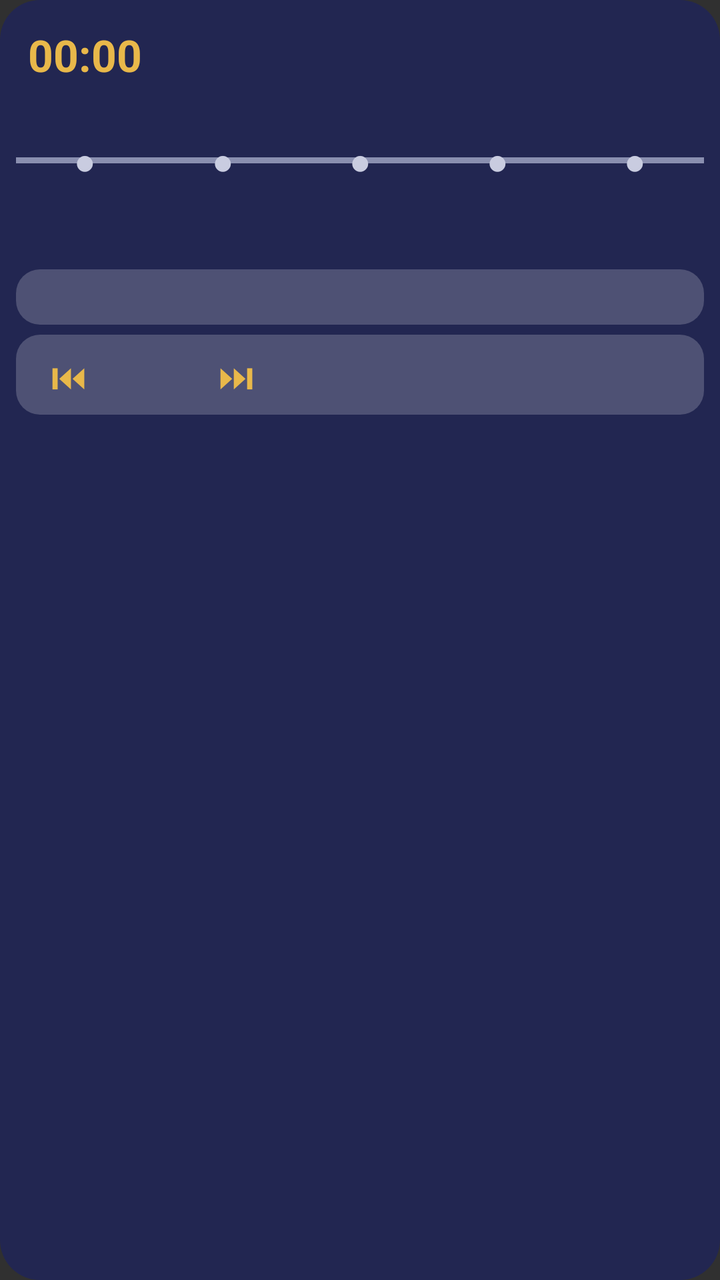
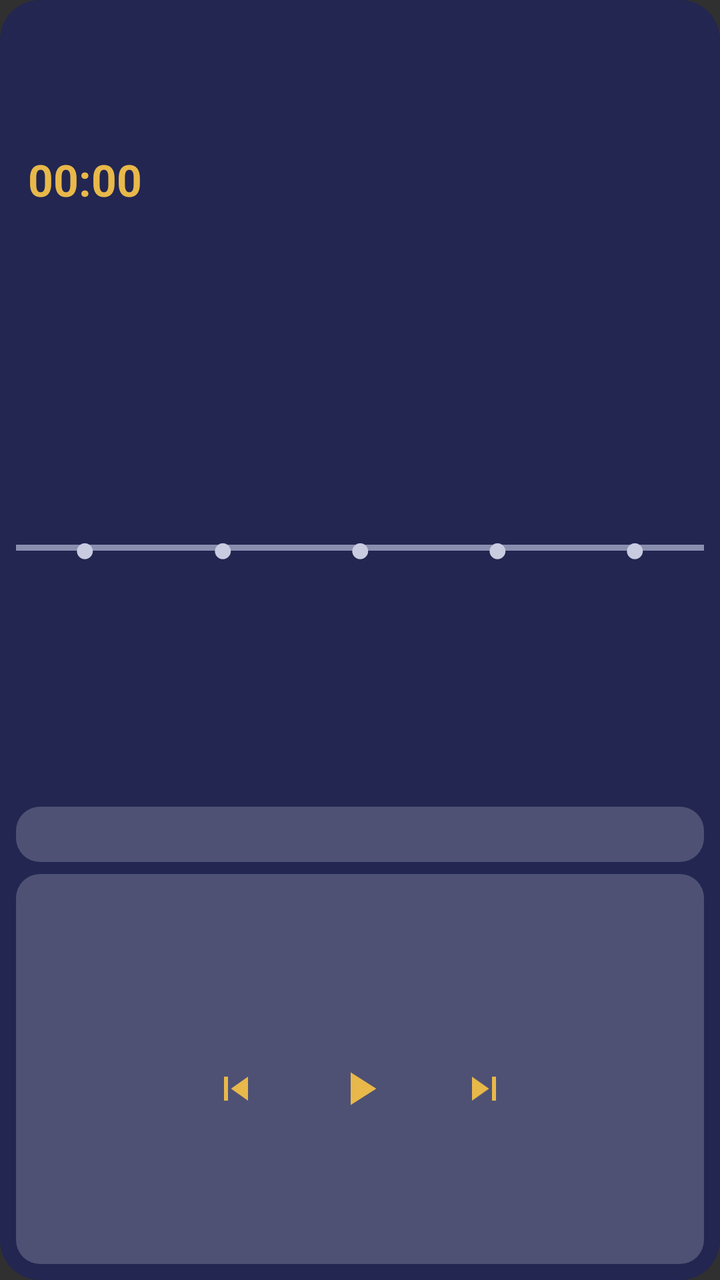

Screens rendered from an Android XML layout before and after an edit, with the pre-edit source and the edit as a unified diff.
<!-- AndroidManifest.xml: application theme android:Theme.Material.NoActionBar -->
<!-- res/layout/widget_prayer.xml -->
<?xml version="1.0" encoding="utf-8"?>
<LinearLayout xmlns:android="http://schemas.android.com/apk/res/android"
    android:id="@+id/w_root"
    android:layout_width="match_parent"
    android:layout_height="match_parent"
    android:background="@drawable/widget_bg"
    android:orientation="vertical"
    android:padding="8dp">

    
    <LinearLayout
        android:layout_width="match_parent"
        android:layout_height="wrap_content"
        android:layout_marginStart="6dp"
        android:layout_marginEnd="6dp"
        android:gravity="center_vertical"
        android:layoutDirection="rtl"
        android:orientation="horizontal">

        <TextView
            android:id="@+id/w_day"
            android:layout_width="wrap_content"
            android:layout_height="wrap_content"
            android:textColor="#FFFFFFFF"
            android:textSize="40sp"
            android:textStyle="bold" />

        <LinearLayout
            android:layout_width="0dp"
            android:layout_height="wrap_content"
            android:layout_weight="1"
            android:layout_marginStart="10dp"
            android:orientation="vertical">

            <TextView
                android:id="@+id/w_date"
                android:layout_width="wrap_content"
                android:layout_height="wrap_content"
                android:singleLine="true"
                android:textColor="#FFFFFFFF"
                android:textSize="15sp" />

            <TextView
                android:id="@+id/w_hijri"
                android:layout_width="wrap_content"
                android:layout_height="wrap_content"
                android:singleLine="true"
                android:textColor="#FFE9DDBB"
                android:textSize="14sp" />
        </LinearLayout>

        <LinearLayout
            android:layout_width="wrap_content"
            android:layout_height="wrap_content"
            android:gravity="center_horizontal"
            android:layoutDirection="ltr"
            android:orientation="vertical">

            <Chronometer
                android:id="@+id/w_clock"
                android:layout_width="wrap_content"
                android:layout_height="wrap_content"
                android:textColor="#FFE8B84A"
                android:textSize="22sp"
                android:textStyle="bold" />

            <TextView
                android:id="@+id/w_until"
                android:layout_width="wrap_content"
                android:layout_height="wrap_content"
                android:singleLine="true"
                android:textColor="#FFB8C2DC"
                android:textSize="11sp" />
        </LinearLayout>
    </LinearLayout>

    
    <LinearLayout
        android:layout_width="match_parent"
        android:layout_height="wrap_content"
        android:layout_marginTop="6dp"
        android:layoutDirection="rtl"
        android:orientation="horizontal">

        <LinearLayout
            android:layout_width="0dp"
            android:layout_height="wrap_content"
            android:layout_weight="1"
            android:gravity="center_horizontal"
            android:orientation="vertical">

            <FrameLayout
                android:layout_width="match_parent"
                android:layout_height="26dp">

                <ImageView
                    android:id="@+id/w_l0"
                    android:layout_width="match_parent"
                    android:layout_height="3dp"
                    android:layout_gravity="center_vertical"
                    android:background="#FF8A8FB0" />

                <TextView
                    android:id="@+id/w_d0"
                    android:layout_width="wrap_content"
                    android:layout_height="wrap_content"
                    android:layout_gravity="center"
                    android:text="●"
                    android:textColor="#FFC9CCE0"
                    android:textSize="18sp" />
            </FrameLayout>

            <TextView
                android:id="@+id/w_n0"
                android:layout_width="wrap_content"
                android:layout_height="wrap_content"
                android:singleLine="true"
                android:textColor="#FFB8C2DC"
                android:textSize="14sp" />

            <TextView
                android:id="@+id/w_t0"
                android:layout_width="wrap_content"
                android:layout_height="wrap_content"
                android:singleLine="true"
                android:textColor="#FFB8C2DC"
                android:textSize="12sp" />
        </LinearLayout>

        <LinearLayout
            android:layout_width="0dp"
            android:layout_height="wrap_content"
            android:layout_weight="1"
            android:gravity="center_horizontal"
            android:orientation="vertical">

            <FrameLayout
                android:layout_width="match_parent"
                android:layout_height="26dp">

                <ImageView
                    android:id="@+id/w_l1"
                    android:layout_width="match_parent"
                    android:layout_height="3dp"
                    android:layout_gravity="center_vertical"
                    android:background="#FF8A8FB0" />

                <TextView
                    android:id="@+id/w_d1"
                    android:layout_width="wrap_content"
                    android:layout_height="wrap_content"
                    android:layout_gravity="center"
                    android:text="●"
                    android:textColor="#FFC9CCE0"
                    android:textSize="18sp" />
            </FrameLayout>

            <TextView
                android:id="@+id/w_n1"
                android:layout_width="wrap_content"
                android:layout_height="wrap_content"
                android:singleLine="true"
                android:textColor="#FFB8C2DC"
                android:textSize="14sp" />

            <TextView
                android:id="@+id/w_t1"
                android:layout_width="wrap_content"
                android:layout_height="wrap_content"
                android:singleLine="true"
                android:textColor="#FFB8C2DC"
                android:textSize="12sp" />
        </LinearLayout>

        <LinearLayout
            android:layout_width="0dp"
            android:layout_height="wrap_content"
            android:layout_weight="1"
            android:gravity="center_horizontal"
            android:orientation="vertical">

            <FrameLayout
                android:layout_width="match_parent"
                android:layout_height="26dp">

                <ImageView
                    android:id="@+id/w_l2"
                    android:layout_width="match_parent"
                    android:layout_height="3dp"
                    android:layout_gravity="center_vertical"
                    android:background="#FF8A8FB0" />

                <TextView
                    android:id="@+id/w_d2"
                    android:layout_width="wrap_content"
                    android:layout_height="wrap_content"
                    android:layout_gravity="center"
                    android:text="●"
                    android:textColor="#FFC9CCE0"
                    android:textSize="18sp" />
            </FrameLayout>

            <TextView
                android:id="@+id/w_n2"
                android:layout_width="wrap_content"
                android:layout_height="wrap_content"
                android:singleLine="true"
                android:textColor="#FFB8C2DC"
                android:textSize="14sp" />

            <TextView
                android:id="@+id/w_t2"
                android:layout_width="wrap_content"
                android:layout_height="wrap_content"
                android:singleLine="true"
                android:textColor="#FFB8C2DC"
                android:textSize="12sp" />
        </LinearLayout>

        <LinearLayout
            android:layout_width="0dp"
            android:layout_height="wrap_content"
            android:layout_weight="1"
            android:gravity="center_horizontal"
            android:orientation="vertical">

            <FrameLayout
                android:layout_width="match_parent"
                android:layout_height="26dp">

                <ImageView
                    android:id="@+id/w_l3"
                    android:layout_width="match_parent"
                    android:layout_height="3dp"
                    android:layout_gravity="center_vertical"
                    android:background="#FF8A8FB0" />

                <TextView
                    android:id="@+id/w_d3"
                    android:layout_width="wrap_content"
                    android:layout_height="wrap_content"
                    android:layout_gravity="center"
                    android:text="●"
                    android:textColor="#FFC9CCE0"
                    android:textSize="18sp" />
            </FrameLayout>

            <TextView
                android:id="@+id/w_n3"
                android:layout_width="wrap_content"
                android:layout_height="wrap_content"
                android:singleLine="true"
                android:textColor="#FFB8C2DC"
                android:textSize="14sp" />

            <TextView
                android:id="@+id/w_t3"
                android:layout_width="wrap_content"
                android:layout_height="wrap_content"
                android:singleLine="true"
                android:textColor="#FFB8C2DC"
                android:textSize="12sp" />
        </LinearLayout>

        <LinearLayout
            android:layout_width="0dp"
            android:layout_height="wrap_content"
            android:layout_weight="1"
            android:gravity="center_horizontal"
            android:orientation="vertical">

            <FrameLayout
                android:layout_width="match_parent"
                android:layout_height="26dp">

                <ImageView
                    android:id="@+id/w_l4"
                    android:layout_width="match_parent"
                    android:layout_height="3dp"
                    android:layout_gravity="center_vertical"
                    android:background="#FF8A8FB0" />

                <TextView
                    android:id="@+id/w_d4"
                    android:layout_width="wrap_content"
                    android:layout_height="wrap_content"
                    android:layout_gravity="center"
                    android:text="●"
                    android:textColor="#FFC9CCE0"
                    android:textSize="18sp" />
            </FrameLayout>

            <TextView
                android:id="@+id/w_n4"
                android:layout_width="wrap_content"
                android:layout_height="wrap_content"
                android:singleLine="true"
                android:textColor="#FFB8C2DC"
                android:textSize="14sp" />

            <TextView
                android:id="@+id/w_t4"
                android:layout_width="wrap_content"
                android:layout_height="wrap_content"
                android:singleLine="true"
                android:textColor="#FFB8C2DC"
                android:textSize="12sp" />
        </LinearLayout>
    </LinearLayout>

    
    <LinearLayout
        android:layout_width="match_parent"
        android:layout_height="wrap_content"
        android:layout_marginTop="6dp"
        android:background="@drawable/widget_bar"
        android:gravity="center_vertical"
        android:layoutDirection="rtl"
        android:orientation="horizontal"
        android:paddingStart="12dp"
        android:paddingTop="5dp"
        android:paddingEnd="12dp"
        android:paddingBottom="5dp">

        <TextView
            android:id="@+id/w_sun"
            android:layout_width="0dp"
            android:layout_height="wrap_content"
            android:layout_weight="1"
            android:singleLine="true"
            android:textColor="#FFD5D9EC"
            android:textSize="13sp" />

        <TextView
            android:id="@+id/w_city"
            android:layout_width="wrap_content"
            android:layout_height="wrap_content"
            android:singleLine="true"
            android:textColor="#FFD5D9EC"
            android:textSize="13sp" />
    </LinearLayout>

    
    <LinearLayout
        android:layout_width="match_parent"
        android:layout_height="wrap_content"
        android:layout_marginTop="5dp"
        android:background="@drawable/widget_bar"
        android:gravity="center_vertical"
        android:layoutDirection="ltr"
        android:orientation="horizontal"
        android:paddingStart="6dp"
        android:paddingTop="2dp"
        android:paddingEnd="12dp"
        android:paddingBottom="2dp">

        <TextView
            android:id="@+id/w_prev"
            android:layout_width="40dp"
            android:layout_height="36dp"
            android:gravity="center"
            android:text="⏮"
            android:textColor="#FFE8B84A"
            android:textSize="18sp" />

        <TextView
            android:id="@+id/w_play"
            android:layout_width="44dp"
            android:layout_height="36dp"
            android:gravity="center"
            android:textColor="#FFE8B84A"
            android:textSize="22sp"
            android:textStyle="bold" />

        <TextView
            android:id="@+id/w_next"
            android:layout_width="40dp"
            android:layout_height="36dp"
            android:gravity="center"
            android:text="⏭"
            android:textColor="#FFE8B84A"
            android:textSize="18sp" />

        <TextView
            android:id="@+id/w_station"
            android:layout_width="0dp"
            android:layout_height="wrap_content"
            android:layout_weight="1"
            android:gravity="end"
            android:singleLine="true"
            android:textColor="#FFD5D9EC"
            android:textSize="13sp" />
    </LinearLayout>
</LinearLayout>
<!-- resources referenced by this layout -->
<resources>
  <!-- drawable widget_bar (drawable) -->
  <?xml version="1.0" encoding="utf-8"?>
  <shape xmlns:android="http://schemas.android.com/apk/res/android" android:shape="rectangle">
      <solid android:color="#33FFFFFF" />
      <corners android:radius="12dp" />
  </shape>
  <!-- drawable widget_bg (drawable) -->
  <?xml version="1.0" encoding="utf-8"?>
  <shape xmlns:android="http://schemas.android.com/apk/res/android" android:shape="rectangle">
      <solid android:color="#F2222654" />
      <corners android:radius="20dp" />
  </shape>
</resources>

<!-- the commit's change to res/layout/widget_prayer.xml (unified diff, before → after) -->
@@ -10,7 +10,8 @@
     
     <LinearLayout
         android:layout_width="match_parent"
-        android:layout_height="wrap_content"
+        android:layout_height="0dp"
+        android:layout_weight="1.1"
         android:layout_marginStart="6dp"
         android:layout_marginEnd="6dp"
         android:gravity="center_vertical"
@@ -22,7 +23,7 @@
             android:layout_width="wrap_content"
             android:layout_height="wrap_content"
             android:textColor="#FFFFFFFF"
-            android:textSize="40sp"
+            android:textSize="46sp"
             android:textStyle="bold" />
 
         <LinearLayout
@@ -77,8 +78,9 @@
     
     <LinearLayout
         android:layout_width="match_parent"
-        android:layout_height="wrap_content"
-        android:layout_marginTop="6dp"
+        android:layout_height="0dp"
+        android:layout_weight="1.3"
+        android:gravity="center_vertical"
         android:layoutDirection="rtl"
         android:orientation="horizontal">
 
@@ -343,52 +345,53 @@
     
     <LinearLayout
         android:layout_width="match_parent"
-        android:layout_height="wrap_content"
-        android:layout_marginTop="5dp"
+        android:layout_height="0dp"
+        android:layout_weight="1.2"
+        android:layout_marginTop="6dp"
         android:background="@drawable/widget_bar"
-        android:gravity="center_vertical"
-        android:layoutDirection="ltr"
-        android:orientation="horizontal"
-        android:paddingStart="6dp"
-        android:paddingTop="2dp"
-        android:paddingEnd="12dp"
-        android:paddingBottom="2dp">
-
-        <TextView
-            android:id="@+id/w_prev"
-            android:layout_width="40dp"
-            android:layout_height="36dp"
-            android:gravity="center"
-            android:text="⏮"
-            android:textColor="#FFE8B84A"
-            android:textSize="18sp" />
-
-        <TextView
-            android:id="@+id/w_play"
-            android:layout_width="44dp"
-            android:layout_height="36dp"
-            android:gravity="center"
-            android:textColor="#FFE8B84A"
-            android:textSize="22sp"
-            android:textStyle="bold" />
-
-        <TextView
-            android:id="@+id/w_next"
-            android:layout_width="40dp"
-            android:layout_height="36dp"
-            android:gravity="center"
-            android:text="⏭"
-            android:textColor="#FFE8B84A"
-            android:textSize="18sp" />
+        android:gravity="center"
+        android:orientation="vertical"
+        android:paddingTop="4dp"
+        android:paddingBottom="4dp">
 
         <TextView
             android:id="@+id/w_station"
-            android:layout_width="0dp"
-            android:layout_height="wrap_content"
-            android:layout_weight="1"
-            android:gravity="end"
+            android:layout_width="wrap_content"
+            android:layout_height="wrap_content"
             android:singleLine="true"
             android:textColor="#FFD5D9EC"
             android:textSize="13sp" />
+
+        <LinearLayout
+            android:layout_width="wrap_content"
+            android:layout_height="wrap_content"
+            android:layout_marginTop="2dp"
+            android:gravity="center"
+            android:layoutDirection="ltr"
+            android:orientation="horizontal">
+
+            <ImageView
+                android:id="@+id/w_prev"
+                android:layout_width="44dp"
+                android:layout_height="40dp"
+                android:padding="8dp"
+                android:src="@drawable/ic_w_prev" />
+
+            <ImageView
+                android:id="@+id/w_play"
+                android:layout_width="52dp"
+                android:layout_height="40dp"
+                android:layout_marginStart="14dp"
+                android:layout_marginEnd="14dp"
+                android:padding="6dp"
+                android:src="@drawable/ic_w_play" />
+
+            <ImageView
+                android:id="@+id/w_next"
+                android:layout_width="44dp"
+                android:layout_height="40dp"
+                android:padding="8dp"
+                android:src="@drawable/ic_w_next" />
+        </LinearLayout>
     </LinearLayout>
 </LinearLayout>
<!-- resource entries referenced after the edit -->
@@ -1,5 +1,38 @@
 <!-- resources referenced by this layout -->
 <resources>
+  <!-- drawable ic_w_next (drawable) -->
+  <?xml version="1.0" encoding="utf-8"?>
+  <vector xmlns:android="http://schemas.android.com/apk/res/android"
+      android:width="24dp"
+      android:height="24dp"
+      android:viewportWidth="24"
+      android:viewportHeight="24">
+      <path
+          android:fillColor="#FFE8B84A"
+          android:pathData="M6,18l8.5,-6L6,6v12zM16,6v12h2V6h-2z" />
+  </vector>
+  <!-- drawable ic_w_play (drawable) -->
+  <?xml version="1.0" encoding="utf-8"?>
+  <vector xmlns:android="http://schemas.android.com/apk/res/android"
+      android:width="24dp"
+      android:height="24dp"
+      android:viewportWidth="24"
+      android:viewportHeight="24">
+      <path
+          android:fillColor="#FFE8B84A"
+          android:pathData="M8,5v14l11,-7z" />
+  </vector>
+  <!-- drawable ic_w_prev (drawable) -->
+  <?xml version="1.0" encoding="utf-8"?>
+  <vector xmlns:android="http://schemas.android.com/apk/res/android"
+      android:width="24dp"
+      android:height="24dp"
+      android:viewportWidth="24"
+      android:viewportHeight="24">
+      <path
+          android:fillColor="#FFE8B84A"
+          android:pathData="M6,6h2v12H6zM9.5,12l8.5,6V6z" />
+  </vector>
   <!-- drawable widget_bar (drawable) -->
   <?xml version="1.0" encoding="utf-8"?>
   <shape xmlns:android="http://schemas.android.com/apk/res/android" android:shape="rectangle">
